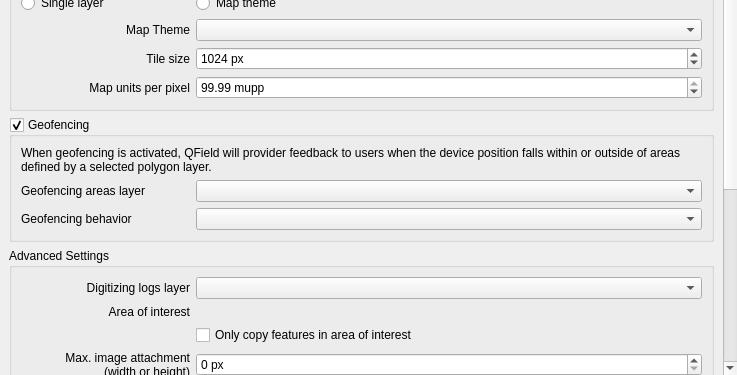
opengisch/qfieldsync, file qfieldsync/ui/project_configuration_widget.ui: the form before one commit; both pictures show x 0 to 737 and y 195 to 570 of the 737 by 570 pixel window.
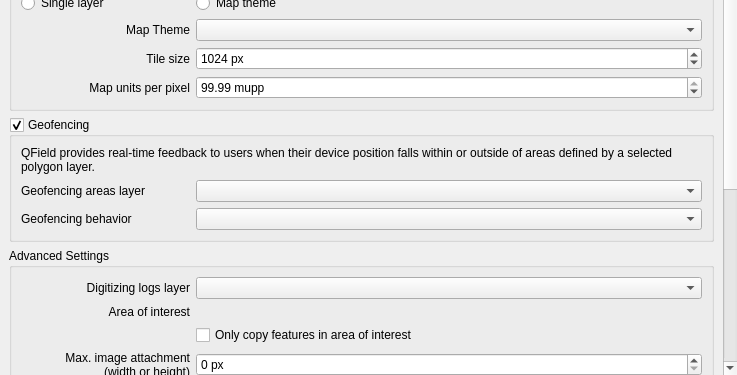
The form after the commit. Custom widgets are drawn as their Qt base class.

The edit to the form file:
```diff
--- a/qfieldsync/ui/project_configuration_widget.ui
+++ b/qfieldsync/ui/project_configuration_widget.ui
@@ -368,7 +368,7 @@
           <item row="0" column="0" colspan="2">
            <widget class="QLabel" name="geofencingIntroductionLabel">
             <property name="text">
-             <string>When geofencing is activated, QField will provider feedback to users when the device position falls within or outside of areas defined by a selected polygon layer.</string>
+             <string>QField provides real-time feedback to users when their device position falls within or outside of areas defined by a selected polygon layer.</string>
             </property>
             <property name="wordWrap">
              <bool>true</bool>
```
